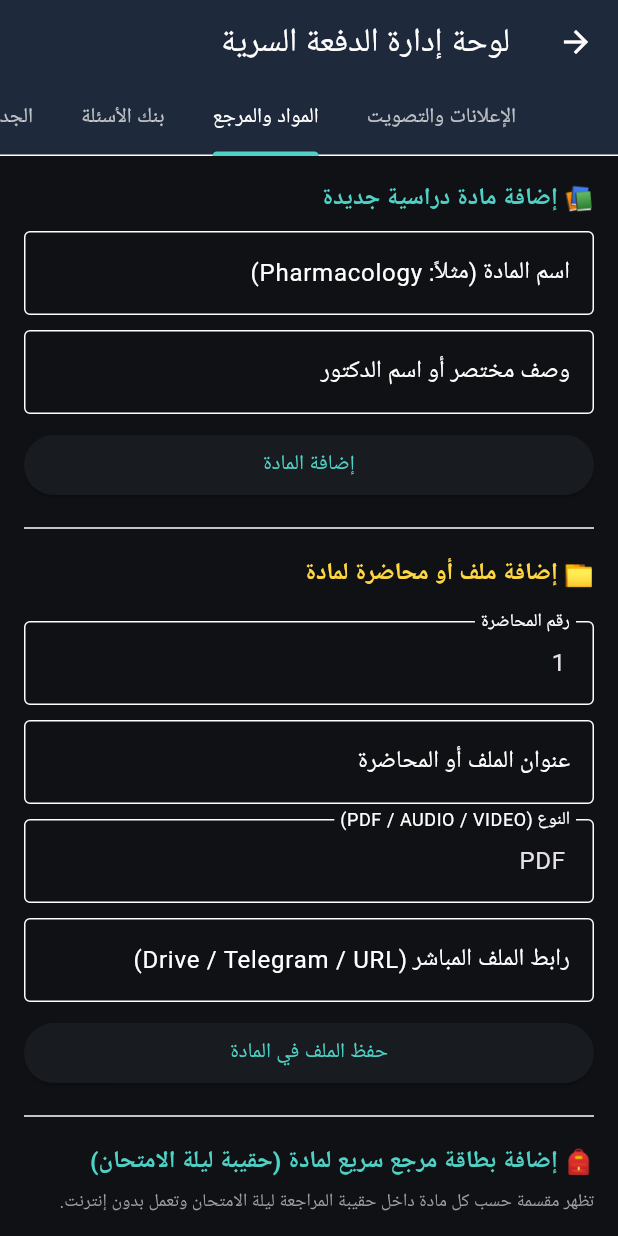
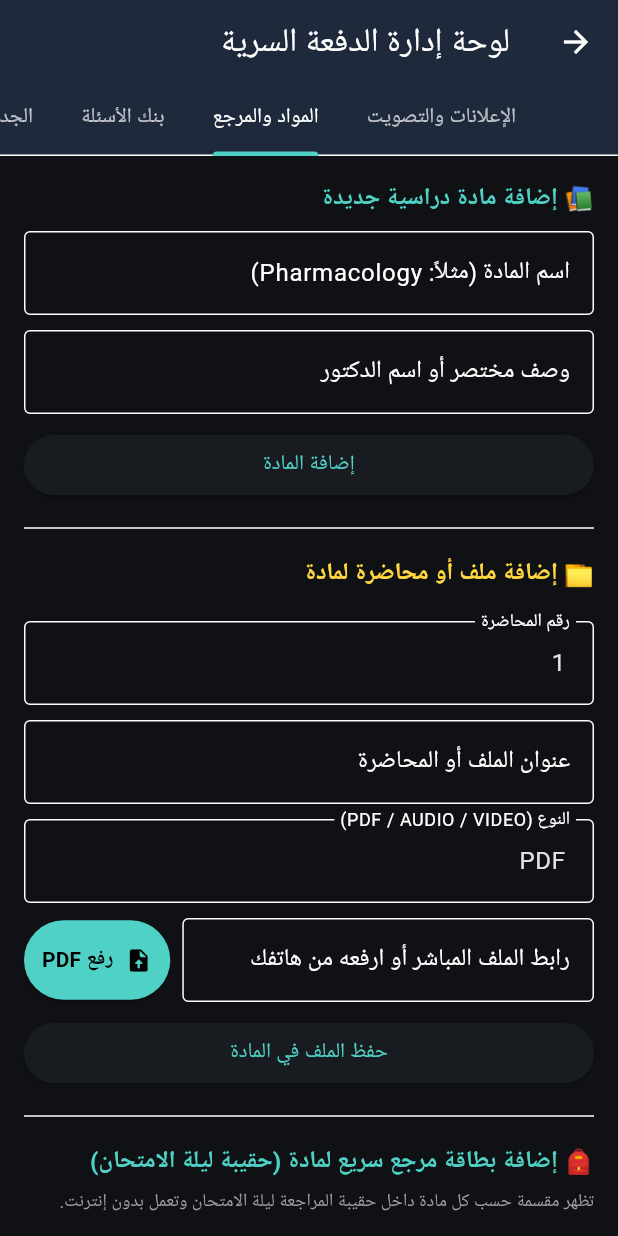
Before and after one commit to 780ramialhakami780-jpg/IQ_Pharmacy39, a Flutter app: the AdminScreen screen opened directly with empty values, tab 2 chosen, on a phone screen of 412 x 824 dp. Run offline on Flutter 3.47's test engine with Material 3 defaults, Android fonts, the phone set to English and light mode, and no system bars; our stand-ins replace device_info_plus, dio, file_picker, flutter_blue_plus, google_fonts, image_picker and 7 more; missing offline and left inert: flutter_ble_peripheral, mobile_scanner, onesignal_flutter; accounts and stored records are empty.

Commit message:
Add files via upload

```diff
--- a/lib/admin_screen.dart
+++ b/lib/admin_screen.dart
@@ -6,6 +6,7 @@ import 'package:flutter/services.dart';
 import 'package:supabase_flutter/supabase_flutter.dart';
 import 'package:shared_preferences/shared_preferences.dart';
 import 'package:image_picker/image_picker.dart';
+import 'package:file_picker/file_picker.dart';
 import 'attendance_radar.dart';
 
 class AdminScreen extends StatefulWidget {
@@ -611,7 +612,80 @@ class _AdminScreenState extends State<AdminScreen> {
           const SizedBox(height: 10),
           TextField(controller: fileType, decoration: const InputDecoration(labelText: 'النوع (PDF / AUDIO / VIDEO)', border: OutlineInputBorder())),
           const SizedBox(height: 10),
-          TextField(controller: fileUrl, decoration: const InputDecoration(labelText: 'رابط الملف المباشر (Drive / Telegram / URL)', border: OutlineInputBorder())),
+          Row(
+            children: [
+              Expanded(
+                child: TextField(
+                  controller: fileUrl,
+                  decoration: const InputDecoration(
+                    labelText: 'رابط الملف المباشر أو ارفعه من هاتفك',
+                    border: OutlineInputBorder(),
+                  ),
+                ),
+              ),
+              const SizedBox(width: 8),
+              ElevatedButton.icon(
+                style: ElevatedButton.styleFrom(
+                  backgroundColor: const Color(0xFF4FD1C5),
+                  foregroundColor: Colors.black,
+                  padding: const EdgeInsets.symmetric(vertical: 16, horizontal: 12),
+                ),
+                icon: const Icon(Icons.upload_file_rounded),
+                label: const Text('رفع PDF', style: TextStyle(fontWeight: FontWeight.bold)),
+                onPressed: () async {
+                  final result = await FilePicker.platform.pickFiles(
+                    type: FileType.custom,
+                    allowedExtensions: ['pdf', 'mp3', 'm4a', 'mp4', 'doc', 'docx', 'ppt', 'pptx'],
+                    withData: true,
+                  );
+                  if (result == null || result.files.isEmpty) return;
+                  final picked = result.files.first;
+                  setState(() => _isLoading = true);
+                  try {
+                    Uint8List? bytes = picked.bytes;
+                    if (bytes == null && picked.path != null && !kIsWeb) {
+                      bytes = await File(picked.path!).readAsBytes();
+                    }
+                    if (bytes == null) {
+                      _showMsg('تعذر قراءة الملف من الهاتف', isError: true);
+                      return;
+                    }
+                    final ext = (picked.extension ?? 'pdf').toLowerCase();
+                    final fileName = 'mat_${DateTime.now().millisecondsSinceEpoch}.$ext';
+                    String publicUrl = '';
+                    try {
+                      await _client.storage.from('materials').uploadBinary(
+                            fileName,
+                            bytes,
+                            fileOptions: FileOptions(contentType: ext == 'pdf' ? 'application/pdf' : 'application/octet-stream'),
+                          );
+                      publicUrl = _client.storage.from('materials').getPublicUrl(fileName);
+                    } catch (_) {
+                      await _client.storage.from('announcements').uploadBinary(fileName, bytes);
+                      publicUrl = _client.storage.from('announcements').getPublicUrl(fileName);
+                    }
+                    fileUrl.text = publicUrl;
+                    if (fileTitle.text.trim().isEmpty) {
+                      final cleanTitle = picked.name.replaceAll(RegExp(r'\.[^.]+$'), '');
+                      fileTitle.text = cleanTitle;
+                    }
+                    if (ext == 'mp3' || ext == 'm4a') {
+                      fileType.text = 'AUDIO';
+                    } else if (ext == 'mp4') {
+                      fileType.text = 'VIDEO';
+                    } else {
+                      fileType.text = 'PDF';
+                    }
+                    _showMsg('تم رفع الملف (${picked.name}) بنجاح ✓ اضغط الآن على حفظ الملف في المادة');
+                  } catch (e) {
+                    _showMsg('تعذر رفع الملف، تأكد من الاتصال بالإنترنت وتفعيل Storage', isError: true);
+                  } finally {
+                    if (mounted) setState(() => _isLoading = false);
+                  }
+                },
+              ),
+            ],
+          ),
           const SizedBox(height: 10),
           ElevatedButton(
             onPressed: () async {
```
